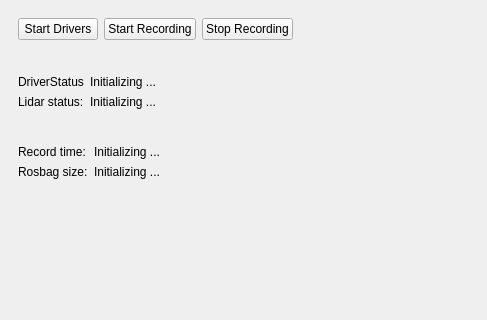
Old version of the form mainwindow.ui in the repository alimuratov/hh_desktop; both pictures show x 0 to 487 and y 0 to 320 of the 800 by 600 pixel window.
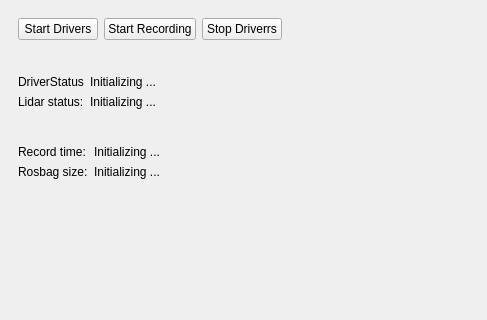
New version of the form.

Diff of the .ui file:
```diff
--- a/mainwindow.ui
+++ b/mainwindow.ui
@@ -46,7 +46,7 @@
       <item>
        <widget class="QPushButton" name="stopRecordingButton">
         <property name="text">
-         <string>Stop Recording</string>
+         <string>Stop Driverrs</string>
         </property>
        </widget>
       </item>
```
Left out of the diff: 4 changed lines with no effect on the pictures.
